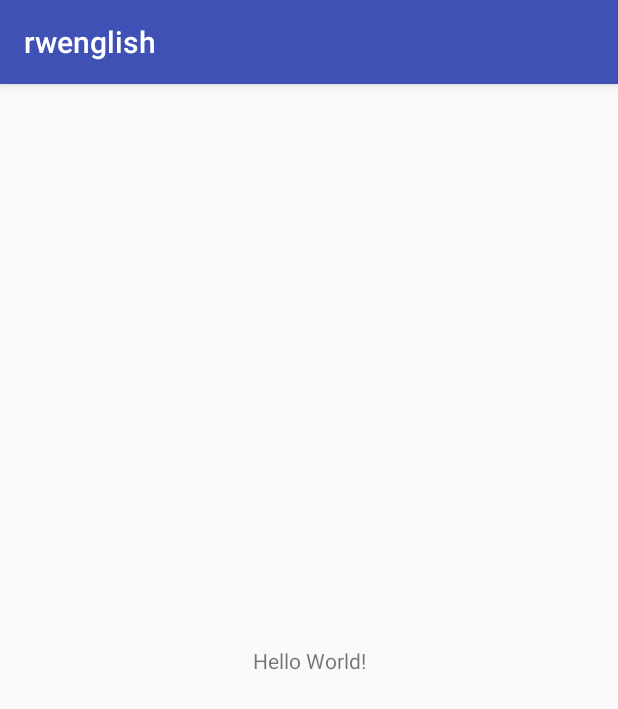
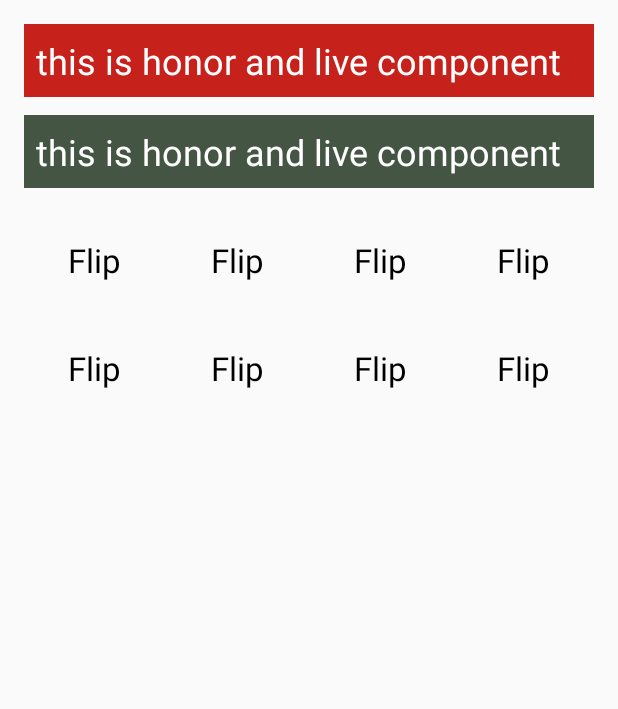
Before and after one commit to tinhpt-Labiablabs/rwenglish-android, an Android app: the screen it shows after launch (MainActivity), on a phone screen of 412 x 824 dp. Shown: the top 709 px of the screen. Run offline under Robolectric (Android 15) with nearby library versions, the phone set to English and light mode, and no system bars.

Commit message:
add flow

```diff
--- a/app/src/main/AndroidManifest.xml
+++ b/app/src/main/AndroidManifest.xml
@@ -8,8 +8,8 @@
         android:label="@string/app_name"
         android:roundIcon="@mipmap/ic_launcher_round"
         android:supportsRtl="true"
-        android:theme="@style/AppTheme">
-        <activity android:name=".MainActivity">
+        android:theme="@style/Theme.AppCompat.Light.NoActionBar">
+        <activity android:name=".Views.MainActivity">
             <intent-filter>
                 <action android:name="android.intent.action.MAIN" />
 
--- /dev/null
+++ b/app/src/main/java/labianlabs/tinhpt/rwenglish/Adapter/VocabularyAdapter.java
@@ -0,0 +1,73 @@
+package labianlabs.tinhpt.rwenglish.Adapter;
+
+import android.content.Context;
+import android.view.LayoutInflater;
+import android.view.View;
+import android.view.ViewGroup;
+import android.widget.BaseAdapter;
+import android.widget.ImageView;
+import android.widget.TextView;
+
+import java.util.List;
+
+import labianlabs.tinhpt.rwenglish.Model.Vocabulary;
+import labianlabs.tinhpt.rwenglish.R;
+
+public class VocabularyAdapter extends BaseAdapter {
+
+    //region CONSTRUCTOR
+    public VocabularyAdapter(List<Vocabulary> vocabularies, Context context) {
+        this.vocabularies = vocabularies;
+        this.context = context;
+        inflater = (LayoutInflater) context.getSystemService(Context.LAYOUT_INFLATER_SERVICE);
+    }
+
+    //endregion
+
+    //region SYSTEM
+    @Override
+    public int getCount() {
+        return this.vocabularies.size();
+    }
+
+    @Override
+    public Object getItem(int position) {
+        return this.vocabularies.get(position);
+    }
+
+    @Override
+    public long getItemId(int position) {
+        return position;
+    }
+
+    @Override
+    public View getView(int position, View convertView, ViewGroup parent) {
+        viewHolder = new ViewHolder();
+        if(convertView == null){
+            convertView = inflater.inflate(R.layout.vocabulary_item,null);
+            viewHolder.imageVocabulary = convertView.findViewById(R.id.image_vocabulary);
+            viewHolder.textVocabulary = convertView.findViewById(R.id.text_vocabulary);
+            convertView.setTag(viewHolder);
+        }
+        viewHolder = (ViewHolder) convertView.getTag();
+        //data
+        viewHolder.textVocabulary.setText(vocabularies.get(position).getOriginWord());
+        viewHolder.imageVocabulary.setVisibility(View.INVISIBLE);
+        //
+        return  convertView;
+    }
+    //region
+
+    //region VARS
+    private List<Vocabulary> vocabularies;
+    private Context context;
+
+    private ViewHolder viewHolder;
+    private LayoutInflater inflater;
+
+}
+
+class ViewHolder{
+    TextView textVocabulary;
+    ImageView imageVocabulary;
+}
--- /dev/null
+++ b/app/src/main/java/labianlabs/tinhpt/rwenglish/Components/LiveNumberComponent.java
@@ -0,0 +1,14 @@
+package labianlabs.tinhpt.rwenglish.Components;
+
+import android.content.Context;
+import android.widget.LinearLayout;
+
+public class LiveNumberComponent extends LinearLayout{
+
+
+    public LiveNumberComponent(Context context) {
+        super(context);
+    }
+
+
+}
--- a/app/src/main/java/labianlabs/tinhpt/rwenglish/MainActivity.java
+++ /dev/null
@@ -1,13 +0,0 @@
-package labianlabs.tinhpt.rwenglish;
-
-import android.support.v7.app.AppCompatActivity;
-import android.os.Bundle;
-
-public class MainActivity extends AppCompatActivity {
-
-    @Override
-    protected void onCreate(Bundle savedInstanceState) {
-        super.onCreate(savedInstanceState);
-        setContentView(R.layout.activity_main);
-    }
-}
--- /dev/null
+++ b/app/src/main/java/labianlabs/tinhpt/rwenglish/Model/Vocabulary.java
@@ -0,0 +1,51 @@
+package labianlabs.tinhpt.rwenglish.Model;
+
+public class Vocabulary {
+
+    private String originWord;
+    private String localizedWord;
+    private int idWord;
+    private int imageResourceStandForWord;
+    private boolean isDisplayImage;
+    private boolean isCorrect = false;
+
+    public Vocabulary(String originWord, String localizedWord, int idWord, int imageResourceStandForWord) {
+        this.originWord = originWord;
+        this.idWord = idWord;
+        this.localizedWord = localizedWord;
+        this.imageResourceStandForWord = imageResourceStandForWord;
+    }
+
+    public String getOriginWord() {
+        return originWord;
+    }
+
+    public String getLocalizedWord() {
+        return localizedWord;
+    }
+
+    public int getIdWord() {
+        return idWord;
+    }
+
+    public int getImageResourceStandForWord() {
+        return imageResourceStandForWord;
+    }
+
+    public boolean isDisplayImage() {
+        return isDisplayImage;
+    }
+
+    public boolean isCorrect() {
+        return isCorrect;
+    }
+
+    public void setDisplayImage(boolean displayImage) {
+        isDisplayImage = displayImage;
+    }
+
+    public void setCorrect(boolean correct) {
+        isCorrect = correct;
+    }
+
+}
--- /dev/null
+++ b/app/src/main/java/labianlabs/tinhpt/rwenglish/Views/MainActivity.java
@@ -0,0 +1,67 @@
+package labianlabs.tinhpt.rwenglish.Views;
+
+import android.support.v7.app.AppCompatActivity;
+import android.os.Bundle;
+import android.view.Display;
+import android.view.Gravity;
+import android.widget.GridView;
+
+import java.util.ArrayList;
+import java.util.List;
+
+import labianlabs.tinhpt.rwenglish.Adapter.VocabularyAdapter;
+import labianlabs.tinhpt.rwenglish.Model.Vocabulary;
+import labianlabs.tinhpt.rwenglish.R;
+
+public class MainActivity extends AppCompatActivity {
+
+
+    //region SYSTEM
+    @Override
+    protected void onCreate(Bundle savedInstanceState) {
+        super.onCreate(savedInstanceState);
+        setContentView(R.layout.activity_main);
+        initWidget();
+        setupFlip();
+        vrData();
+    }
+
+    //endregion
+
+    //region UTILS
+    private  void initWidget(){
+        flipView = findViewById(R.id.flipView);
+    }
+    private  void setupFlip(){
+        int width = getResources().getDisplayMetrics().densityDpi;
+        flipView.setColumnWidth(width/4);
+        flipView.setGravity(Gravity.CENTER);
+        flipView.setNumColumns(4);
+        flipView.setHorizontalSpacing(2);
+    }
+
+    private void vrData(){
+        Vocabulary vocabulary = new Vocabulary("Flip","Lật ngược",1,R.drawable.ic_insignia);
+        List<Vocabulary> vocabularies = new ArrayList<>();
+        vocabularies.add(vocabulary);
+        vocabularies.add(vocabulary);
+        vocabularies.add(vocabulary);
+        vocabularies.add(vocabulary);
+        vocabularies.add(vocabulary);
+        vocabularies.add(vocabulary);
+        vocabularies.add(vocabulary);
+        vocabularies.add(vocabulary);
+
+        VocabularyAdapter vocabularyAdapter = new VocabularyAdapter(vocabularies,this);
+        flipView.setAdapter(vocabularyAdapter);
+    }
+
+    //endregion
+
+
+    //region VARS
+    private GridView flipView;
+
+    //endregion
+
+}
--- a/app/src/main/res/layout/activity_main.xml
+++ b/app/src/main/res/layout/activity_main.xml
@@ -1,18 +1,42 @@
 <?xml version="1.0" encoding="utf-8"?>
-<android.support.constraint.ConstraintLayout xmlns:android="http://schemas.android.com/apk/res/android"
-    xmlns:app="http://schemas.android.com/apk/res-auto"
-    xmlns:tools="http://schemas.android.com/tools"
+<RelativeLayout xmlns:android="http://schemas.android.com/apk/res/android"
     android:layout_width="match_parent"
-    android:layout_height="match_parent"
-    tools:context=".MainActivity">
+    android:layout_margin="16dp"
+    android:layout_height="match_parent">
+    <RelativeLayout
+        android:background="#c6211b"
+        android:id="@+id/topComponent"
+        android:layout_width="match_parent"
+        android:layout_height="wrap_content">
+        <TextView
+            android:padding="8dp"
+            android:textSize="24sp"
+            android:textColor="#fff"
+            android:text="this is honor and live component"
+            android:layout_width="wrap_content"
+            android:layout_height="wrap_content" />
+    </RelativeLayout>
+    <RelativeLayout
+        android:layout_marginTop="12dp"
+        android:background="#454"
+        android:layout_below="@id/topComponent"
+        android:id="@+id/speakComponent"
+        android:layout_width="match_parent"
+        android:layout_height="wrap_content">
+        <TextView
+            android:padding="8dp"
+            android:textSize="24sp"
+            android:textColor="#fff"
+            android:text="this is honor and live component"
+            android:layout_width="wrap_content"
+            android:layout_height="wrap_content" />
+    </RelativeLayout>
 
-    <TextView
-        android:layout_width="wrap_content"
-        android:layout_height="wrap_content"
-        android:text="Hello World!"
-        app:layout_constraintBottom_toBottomOf="parent"
-        app:layout_constraintLeft_toLeftOf="parent"
-        app:layout_constraintRight_toRightOf="parent"
-        app:layout_constraintTop_toTopOf="parent" />
+    <GridView
+        android:id="@+id/flipView"
+        android:layout_marginTop="12dp"
+        android:layout_below="@id/speakComponent"
+        android:layout_width="match_parent"
+        android:layout_height="match_parent"></GridView>
 
-</android.support.constraint.ConstraintLayout>
+</RelativeLayout>
--- /dev/null
+++ b/app/src/main/res/layout/vocabulary_item.xml
@@ -0,0 +1,20 @@
+<?xml version="1.0" encoding="utf-8"?>
+<RelativeLayout xmlns:android="http://schemas.android.com/apk/res/android"
+    android:layout_width="wrap_content"
+    android:layout_height="wrap_content">
+    <TextView
+        android:textColor="#000"
+        android:text="text"
+        android:textSize="22sp"
+        android:layout_centerInParent="true"
+        android:gravity="center"
+        android:id="@+id/text_vocabulary"
+        android:layout_width="wrap_content"
+        android:layout_height="wrap_content" />
+    <ImageView
+        android:layout_centerInParent="true"
+        android:src="@mipmap/ic_launcher_round"
+        android:id="@+id/image_vocabulary"
+        android:layout_width="wrap_content"
+        android:layout_height="wrap_content" />
+</RelativeLayout>
```
Also changed, not shown: app/src/main/res/drawable-hdpi/ic_insignia.png (added), app/src/main/res/drawable-mdpi/ic_insignia.png (added), app/src/main/res/drawable-xhdpi/ic_insignia.png (added), app/src/main/res/drawable-xxhdpi/ic_insignia.png (added), app/src/main/res/drawable-xxxhdpi/ic_insignia.png (added).
